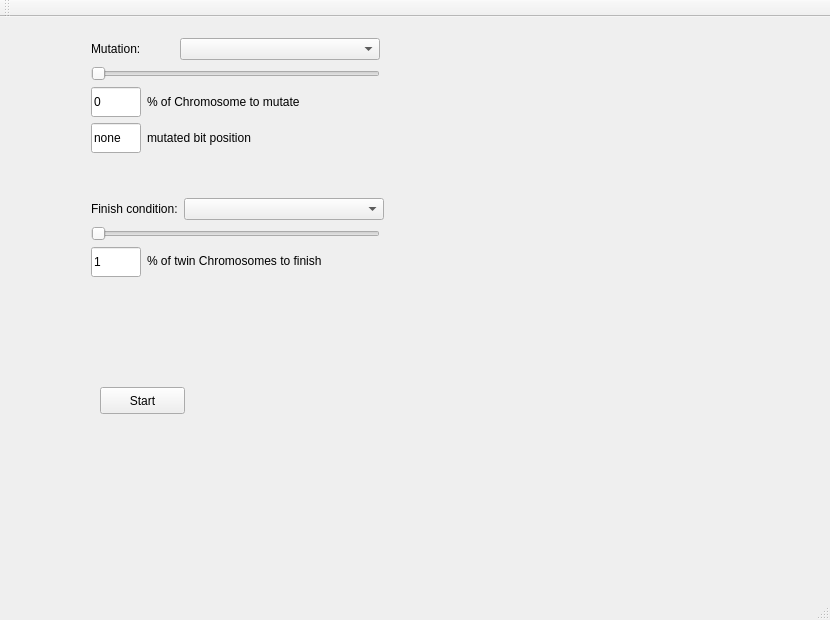
Qt form GeneticAlgorithmSimulator/mainwindow.ui (Szarley/GeneticAlgorithmSimulator) before a commit.
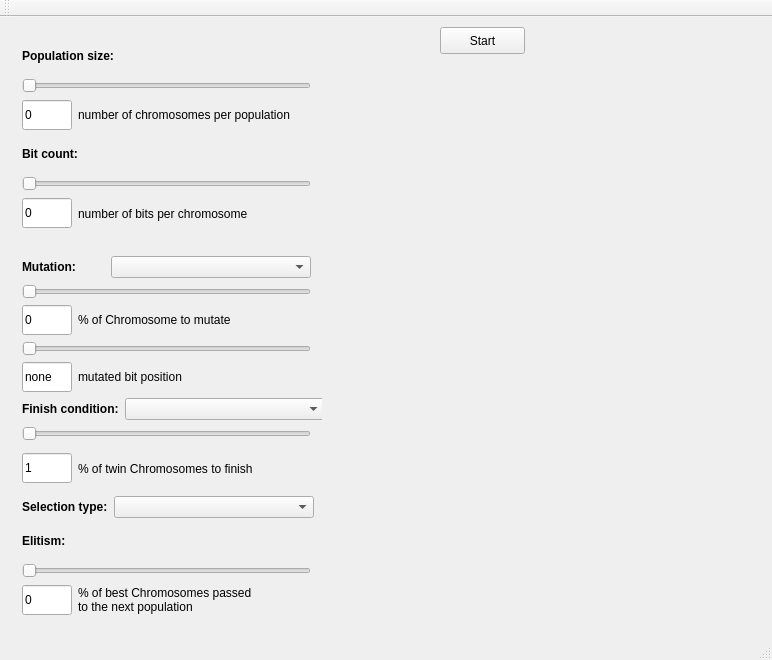
The same form after that commit.

```diff
--- a/GeneticAlgorithmSimulator/mainwindow.ui
+++ b/GeneticAlgorithmSimulator/mainwindow.ui
@@ -6,8 +6,8 @@
    <rect>
     <x>0</x>
     <y>0</y>
-    <width>830</width>
-    <height>620</height>
+    <width>772</width>
+    <height>660</height>
    </rect>
   </property>
   <property name="windowTitle">
@@ -17,8 +17,8 @@
    <widget class="QPushButton" name="pushButtonStart">
     <property name="geometry">
      <rect>
-      <x>100</x>
-      <y>370</y>
+      <x>440</x>
+      <y>10</y>
       <width>85</width>
       <height>27</height>
      </rect>
@@ -27,20 +27,170 @@
      <string>Start</string>
     </property>
    </widget>
-   <widget class="QWidget" name="layoutWidget">
+   <widget class="QWidget" name="">
     <property name="geometry">
      <rect>
-      <x>80</x>
-      <y>10</y>
+      <x>11</x>
+      <y>11</y>
       <width>311</width>
-      <height>137</height>
+      <height>599</height>
      </rect>
     </property>
+    <layout class="QVBoxLayout" name="verticalLayout_4">
+     <item>
+      <layout class="QVBoxLayout" name="verticalLayout_5">
+       <item>
+        <widget class="QLabel" name="labelPopulationSize">
+         <property name="font">
+          <font>
+           <weight>75</weight>
+           <bold>true</bold>
+          </font>
+         </property>
+         <property name="text">
+          <string>Population size:</string>
+         </property>
+        </widget>
+       </item>
+       <item>
+        <widget class="QSlider" name="sliderPopulationSize">
+         <property name="minimum">
+          <number>1</number>
+         </property>
+         <property name="maximum">
+          <number>1000</number>
+         </property>
+         <property name="orientation">
+          <enum>Qt::Horizontal</enum>
+         </property>
+        </widget>
+       </item>
+       <item>
+        <layout class="QHBoxLayout" name="horizontalLayout_8">
+         <item>
+          <widget class="QLineEdit" name="txtPopulationSize">
+           <property name="minimumSize">
+            <size>
+             <width>50</width>
+             <height>30</height>
+            </size>
+           </property>
+           <property name="maximumSize">
+            <size>
+             <width>50</width>
+             <height>30</height>
+            </size>
+           </property>
+           <property name="text">
+            <string>0</string>
+           </property>
+           <property name="maxLength">
+            <number>6</number>
+           </property>
+          </widget>
+         </item>
+         <item>
+          <widget class="QLabel" name="labelPopulationSizeDescription">
+           <property name="text">
+            <string>number of chromosomes per population</string>
+           </property>
+          </widget>
+         </item>
+        </layout>
+       </item>
+      </layout>
+     </item>
+     <item>
+      <layout class="QVBoxLayout" name="verticalLayout_6">
+       <item>
+        <widget class="QLabel" name="labelElitism_2">
+         <property name="font">
+          <font>
+           <weight>75</weight>
+           <bold>true</bold>
+          </font>
+         </property>
+         <property name="text">
+          <string>Bit count:</string>
+         </property>
+        </widget>
+       </item>
+       <item>
+        <widget class="QSlider" name="sliderBitCount">
+         <property name="minimum">
+          <number>1</number>
+         </property>
+         <property name="maximum">
+          <number>20</number>
+         </property>
+         <property name="orientation">
+          <enum>Qt::Horizontal</enum>
+         </property>
+        </widget>
+       </item>
+       <item>
+        <layout class="QHBoxLayout" name="horizontalLayout_9">
+         <item>
+          <widget class="QLineEdit" name="txtBitCount">
+           <property name="minimumSize">
+            <size>
+             <width>50</width>
+             <height>30</height>
+            </size>
+           </property>
+           <property name="maximumSize">
+            <size>
+             <width>50</width>
+             <height>30</height>
+            </size>
+           </property>
+           <property name="text">
+            <string>0</string>
+           </property>
+           <property name="maxLength">
+            <number>6</number>
+           </property>
+          </widget>
+         </item>
+         <item>
+          <widget class="QLabel" name="labelBitCountDescription">
+           <property name="text">
+            <string>number of bits per chromosome</string>
+           </property>
+          </widget>
+         </item>
+        </layout>
+       </item>
+      </layout>
+     </item>
+     <item>
+      <spacer name="verticalSpacer">
+       <property name="orientation">
+        <enum>Qt::Vertical</enum>
+       </property>
+       <property name="sizeType">
+        <enum>QSizePolicy::Fixed</enum>
+       </property>
+       <property name="sizeHint" stdset="0">
+        <size>
+         <width>30</width>
+         <height>20</height>
+        </size>
+       </property>
+      </spacer>
+     </item>
+     <item>
     <layout class="QVBoxLayout" name="verticalLayout">
      <item>
       <layout class="QHBoxLayout" name="horizontalLayout">
        <item>
         <widget class="QLabel" name="labelMutation">
+           <property name="font">
+            <font>
+             <weight>75</weight>
+             <bold>true</bold>
+            </font>
+           </property>
          <property name="text">
           <string>Mutation: </string>
          </property>
@@ -101,6 +251,16 @@
        </item>
       </layout>
      </item>
+       <item>
+        <widget class="QSlider" name="sliderMutationBit">
+         <property name="maximum">
+          <number>0</number>
+         </property>
+         <property name="orientation">
+          <enum>Qt::Horizontal</enum>
+         </property>
+        </widget>
+       </item>
      <item>
       <layout class="QHBoxLayout" name="horizontalLayout_3">
        <item>
@@ -132,21 +292,19 @@
       </layout>
      </item>
     </layout>
-   </widget>
-   <widget class="QWidget" name="layoutWidget">
-    <property name="geometry">
-     <rect>
-      <x>80</x>
-      <y>170</y>
-      <width>311</width>
-      <height>99</height>
-     </rect>
-    </property>
+     </item>
+     <item>
     <layout class="QVBoxLayout" name="verticalLayout_2">
      <item>
       <layout class="QHBoxLayout" name="horizontalLayout_4">
        <item>
         <widget class="QLabel" name="labelFinishCondition">
+           <property name="font">
+            <font>
+             <weight>75</weight>
+             <bold>true</bold>
+            </font>
+           </property>
          <property name="text">
           <string>Finish condition:</string>
          </property>
@@ -211,7 +369,120 @@
       </layout>
      </item>
     </layout>
-   </widget>
+     </item>
+     <item>
+      <layout class="QHBoxLayout" name="horizontalLayout_6">
+       <item>
+        <widget class="QLabel" name="labelSelectionType">
+         <property name="font">
+          <font>
+           <weight>75</weight>
+           <bold>true</bold>
+          </font>
+         </property>
+         <property name="text">
+          <string>Selection type:</string>
+         </property>
+        </widget>
+       </item>
+       <item>
+        <widget class="QComboBox" name="CBSelectionType">
+         <property name="minimumSize">
+          <size>
+           <width>200</width>
+           <height>0</height>
+          </size>
+         </property>
+        </widget>
+       </item>
+      </layout>
+     </item>
+     <item>
+      <layout class="QVBoxLayout" name="verticalLayout_3">
+       <item>
+        <widget class="QLabel" name="labelElitism">
+         <property name="font">
+          <font>
+           <weight>75</weight>
+           <bold>true</bold>
+          </font>
+         </property>
+         <property name="text">
+          <string>Elitism:</string>
+         </property>
+        </widget>
+       </item>
+       <item>
+        <widget class="QSlider" name="sliderElitism">
+         <property name="minimum">
+          <number>0</number>
+         </property>
+         <property name="maximum">
+          <number>100</number>
+         </property>
+         <property name="orientation">
+          <enum>Qt::Horizontal</enum>
+         </property>
+        </widget>
+       </item>
+       <item>
+        <layout class="QHBoxLayout" name="horizontalLayout_7">
+         <item>
+          <widget class="QLineEdit" name="txtElitism">
+           <property name="minimumSize">
+            <size>
+             <width>50</width>
+             <height>30</height>
+            </size>
+           </property>
+           <property name="maximumSize">
+            <size>
+             <width>50</width>
+             <height>30</height>
+            </size>
+           </property>
+           <property name="text">
+            <string>0</string>
+           </property>
+           <property name="maxLength">
+            <number>6</number>
+           </property>
+          </widget>
+         </item>
+         <item>
+          <widget class="QLabel" name="labelElitismDescription">
+           <property name="text">
+            <string>% of best Chromosomes passed 
+to the next population</string>
+           </property>
+          </widget>
+         </item>
+        </layout>
+       </item>
+      </layout>
+     </item>
+    </layout>
+   </widget>
+   <zorder>pushButtonStart</zorder>
+   <zorder>layoutWidget</zorder>
+   <zorder>layoutWidget</zorder>
+   <zorder>labelSelectionType</zorder>
+   <zorder>CBSelectionType</zorder>
+   <zorder>labelElitismDescription</zorder>
+   <zorder>txtElitism</zorder>
+   <zorder>sliderElitism</zorder>
+   <zorder>sliderMutationBit</zorder>
+   <zorder>sliderBitCount</zorder>
+   <zorder>labelElitism_2</zorder>
+   <zorder>txtBitCount</zorder>
+   <zorder>labelBitCountDescription</zorder>
+   <zorder>labelPopulationSizeDescription</zorder>
+   <zorder>txtPopulationSize</zorder>
+   <zorder>sliderPopulationSize</zorder>
+   <zorder>labelPopulationSize</zorder>
+   <zorder>labelPopulationSize</zorder>
+   <zorder>verticalSpacer</zorder>
+   <zorder>labelPopulationSize</zorder>
   </widget>
   <widget class="QToolBar" name="mainToolBar">
    <attribute name="toolBarArea">
```
Lines whose indentation alone changed are shown as unchanged.
